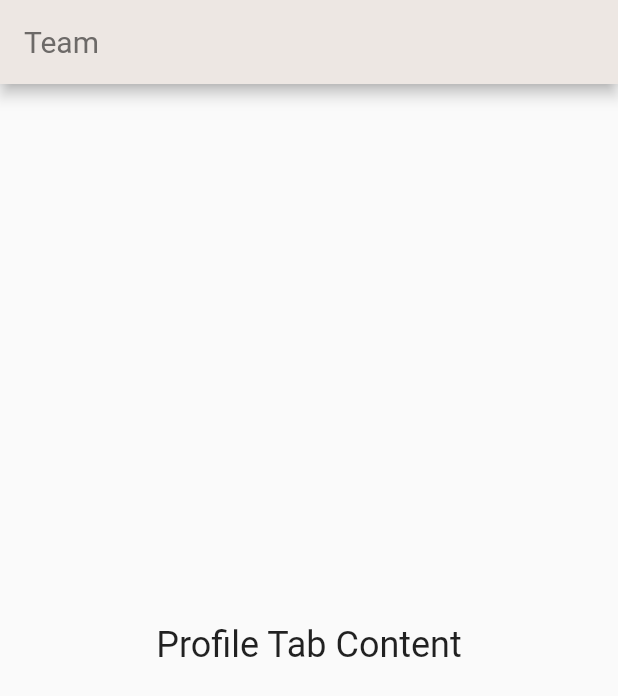
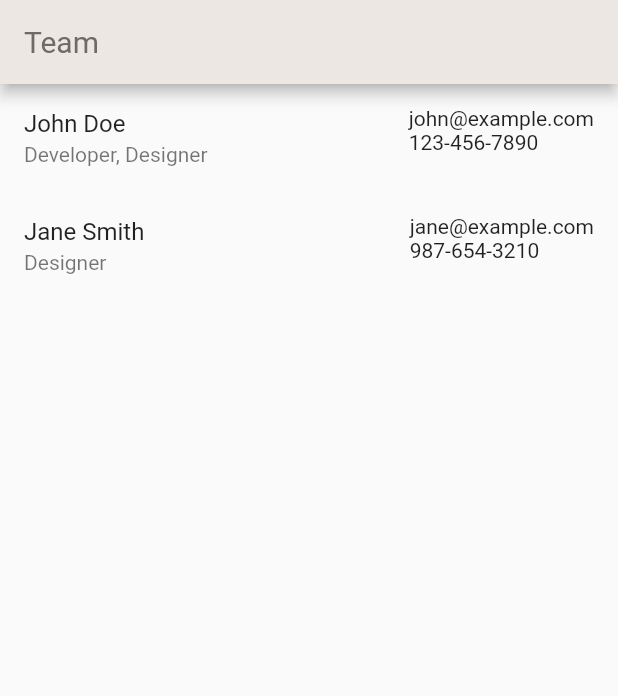
Before and after one commit to matt0125/Scheduler, a Flutter app: the TeamTab screen opened directly, on a phone screen of 412 x 824 dp. Shown: the top 696 px of the screen. Run offline on Flutter 3.47's test engine with Material 2 defaults, Android fonts, the phone set to English and light mode, and no system bars; our stand-ins replace shared_preferences, table_calendar; accounts and stored records are empty; network calls fail.

```diff
--- a/sched/lib/Pages/team.dart
+++ b/sched/lib/Pages/team.dart
@@ -1,6 +1,36 @@
 import 'package:flutter/material.dart';
 
+class TeamMember {
+  final String name;
+  final String email;
+  final String phoneNumber;
+  final List<String> positions;
+
+  TeamMember({
+    required this.name,
+    required this.email,
+    required this.phoneNumber,
+    required this.positions,
+  });
+}
+
 class TeamTab extends StatelessWidget {
+  final List<TeamMember> teamMembers = [
+    TeamMember(
+      name: 'John Doe',
+      email: 'john@example.com',
+      phoneNumber: '123-456-7890',
+      positions: ['Developer', 'Designer'],
+    ),
+    TeamMember(
+      name: 'Jane Smith',
+      email: 'jane@example.com',
+      phoneNumber: '987-654-3210',
+      positions: ['Designer'],
+    ),
+    // Add more team members here with their respective positions
+  ];
+
   @override
   Widget build(BuildContext context) {
     return Scaffold(
@@ -8,17 +38,33 @@ class TeamTab extends StatelessWidget {
         title: Text('Team'),
         automaticallyImplyLeading: false,
       ),
-      body: Center(
-        child: Column(
-          mainAxisAlignment: MainAxisAlignment.center,
-          children: <Widget>[
-            Text(
-              'Profile Tab Content',
-              style: TextStyle(fontSize: 24),
+      body: ListView.builder(
+        itemCount: teamMembers.length,
+        itemBuilder: (context, index) {
+          TeamMember member = teamMembers[index];
+          return ListTile(
+            title: Text(member.name),
+            trailing: Row(
+              mainAxisSize: MainAxisSize.min,
+              children: [
+                Column(
+                  crossAxisAlignment: CrossAxisAlignment.start,
+                  children: [
+                    SizedBox(height: 7),
+                    Text(member.email),
+                    // Add spacing here
+                    Text(member.phoneNumber),
+                  ],
+                ),
+              ],
             ),
-            SizedBox(height: 20),
-          ],
-        ),
+            subtitle: Text(member.positions.join(', ')), // Display all positions
+            onTap: () {
+              // Add an action when a team member is tapped.
+              // For example, you can navigate to a detailed profile page.
+            },
+          );
+        },
       ),
     );
   }
```
Also changed, not shown: sched/lib/Pages/dailyschedule.dart (added, +74 -0 lines), sched/lib/Widgets/ScheduleCard.dart (+6 -1 lines), sched/lib/main.dart (+13 -1 lines).
